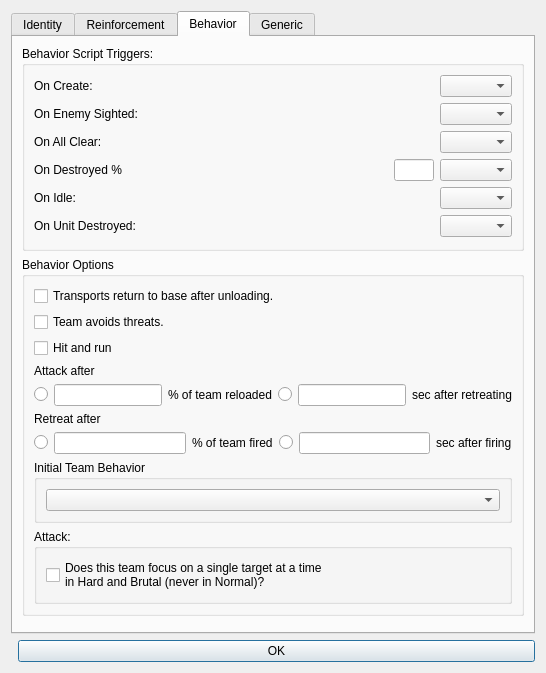
First picture: the form in GeneralsMD/Code/Tools/WorldBuilder/qt/panels/WBQtTeamSheetDialogClassic.ui, repository triatomic/contraZH, before the edit.
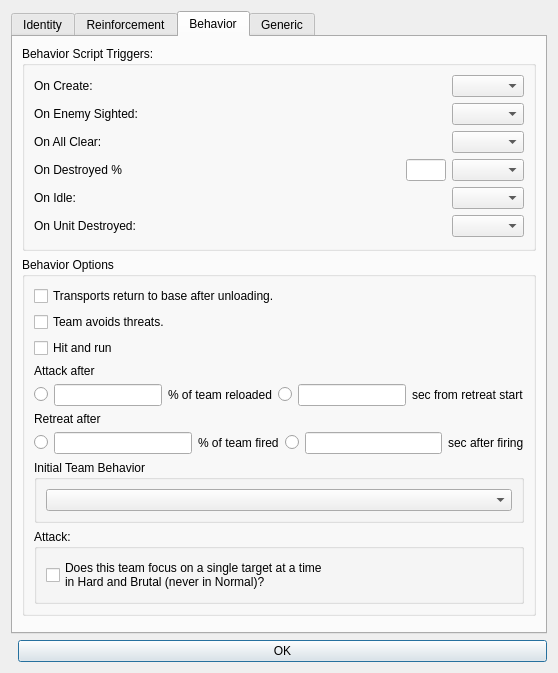
Second picture: the form after the edit. The open tabs and pages were chosen to show the change.

Commit message: fix(ai): start the hit-and-run timer on withdrawal

Patch:
```diff
--- a/GeneralsMD/Code/Tools/WorldBuilder/qt/panels/WBQtTeamSheetDialogClassic.ui
+++ b/GeneralsMD/Code/Tools/WorldBuilder/qt/panels/WBQtTeamSheetDialogClassic.ui
@@ -531,8 +531,8 @@
                </item>
                <item>
                 <widget class="QLabel" name="hitAndRunDelayEditUnit">
-                 <property name="text"><string>sec after retreating</string></property>
-                 <property name="toolTip"><string>Attack this many seconds after the team finishes retreating.</string></property>
+                 <property name="text"><string>sec from retreat start</string></property>
+                 <property name="toolTip"><string>Attack this many seconds after the team starts retreating.</string></property>
                 </widget>
                </item>
               </layout>
```
Left out of the diff: 20 changed lines with no effect on the pictures. The commit also changes 7 other files.
